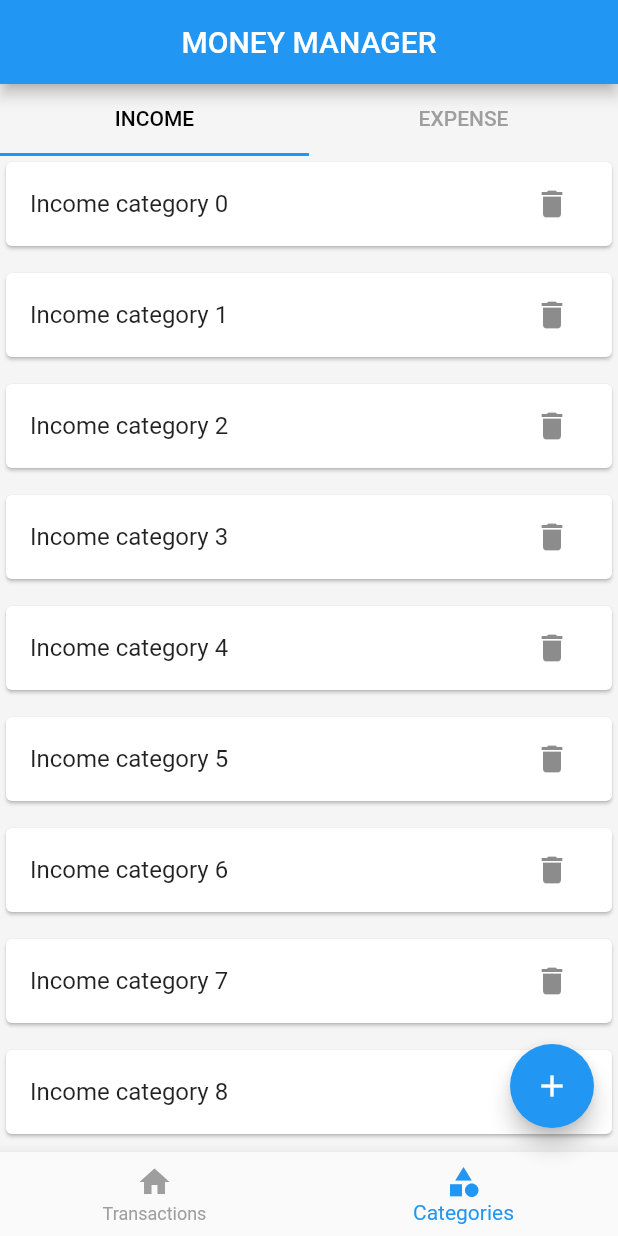
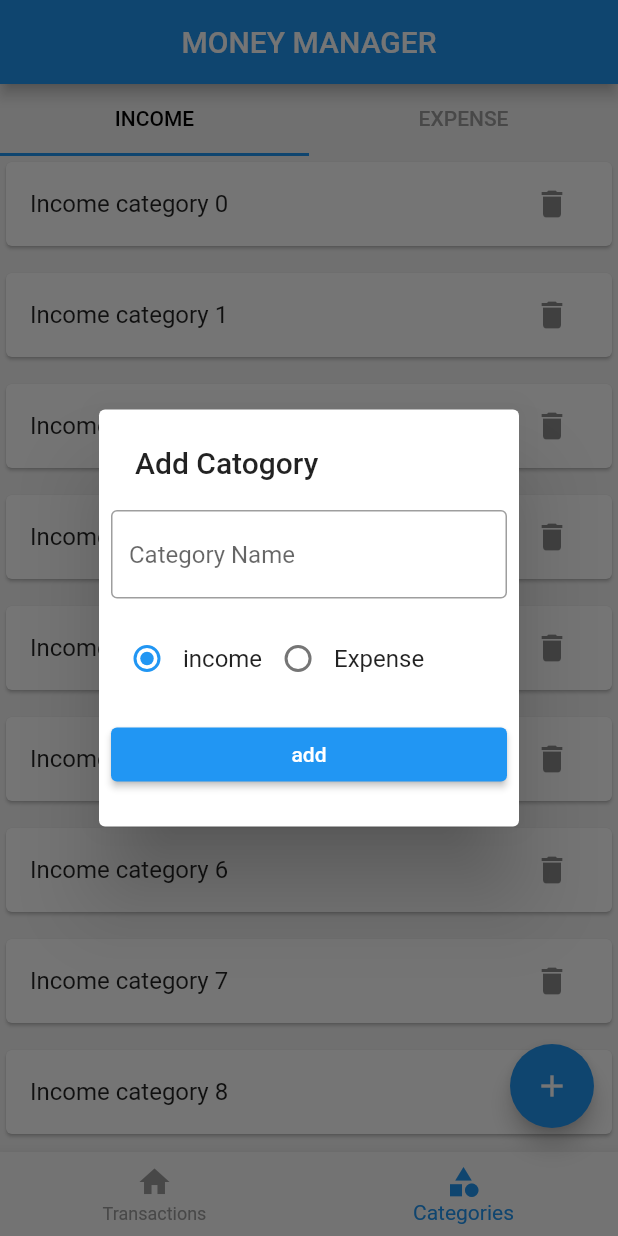
Before and after one commit to samadpr/Flutter_class_all, a Flutter app: the screen it shows after launch, item 2 of the bottom bar chosen, after a tap on the "add" icon, on a phone screen of 412 x 824 dp. Run offline on Flutter 3.47's test engine with Material 2 defaults, Android fonts, the phone set to English and light mode, and no system bars; our stand-ins replace hive, hive_flutter, shared_preferences; accounts and stored records are empty.

Commit message:
Category Add Popup fineshed

```diff
--- /dev/null
+++ b/money_manager/lib/screens/category/category_add_popup.dart
@@ -0,0 +1,87 @@
+// ignore_for_file: prefer_const_constructors
+
+import 'package:flutter/material.dart';
+import 'package:money_manager/models/category/category_model.dart';
+
+ValueNotifier<CategoryType> selectedCategoryNotifire =
+    ValueNotifier(CategoryType.income);
+
+Future<void> showCatogoryAddPopup(BuildContext context) async {
+  showDialog(
+    context: context,
+    builder: (ctx) {
+      return SimpleDialog(
+        title: Text('Add Catogory'),
+        children: [
+          Padding(
+            padding: const EdgeInsets.all(8.0),
+            child: TextFormField(
+              decoration: InputDecoration(
+                hintText: 'Category Name',
+                border: OutlineInputBorder(),
+              ),
+            ),
+          ),
+          Padding(
+            padding: const EdgeInsets.all(8.0),
+            child: Row(
+              children: [
+                RadioButton(
+                  title: 'income',
+                  type: CategoryType.income,
+                ),
+                RadioButton(
+                  title: 'Expense',
+                  type: CategoryType.expense,
+                ),
+              ],
+            ),
+          ),
+          Padding(
+            padding: const EdgeInsets.all(8.0),
+            child: ElevatedButton(
+              onPressed: () {},
+              child: Text('add'),
+            ),
+          )
+        ],
+      );
+    },
+  );
+}
+
+class RadioButton extends StatelessWidget {
+  final String title;
+  final CategoryType type;
+   RadioButton({
+    super.key,
+    required this.title,
+    required this.type,
+  });
+
+  CategoryType? _type;
+
+  @override
+  Widget build(BuildContext context) {
+    return Row(
+      children: [
+        ValueListenableBuilder(
+            valueListenable: selectedCategoryNotifire,
+            builder: (BuildContext ctx, CategoryType newCategory, Widget? _) {
+              return Radio<CategoryType>(
+                value: type,
+                groupValue: newCategory,
+                onChanged: (value) {
+                  if (value == null) {
+                    return;
+                  }
+                  selectedCategoryNotifire.value = value;
+                  selectedCategoryNotifire.notifyListeners();
+                },
+              );
+            }),
+        Text(title),
+      ],
+    );
+  }
+}
--- a/money_manager/lib/screens/home/screen_home.dart
+++ b/money_manager/lib/screens/home/screen_home.dart
@@ -1,6 +1,7 @@
 import 'package:flutter/material.dart';
 import 'package:money_manager/db/category/category_db.dart';
 import 'package:money_manager/models/category/category_model.dart';
+import 'package:money_manager/screens/category/category_add_popup.dart';
 import 'package:money_manager/screens/category/screen_category.dart';
 import 'package:money_manager/screens/home/widgets/bottom_navigation.dart';
 import 'package:money_manager/screens/transactions/screen_transaction.dart';
@@ -35,12 +36,15 @@ class ScreenHome extends StatelessWidget {
             print('add Transactions');
           } else {
             print('add category');
-            final _sample = CategoryModel(
-              id: DateTime.now().millisecondsSinceEpoch.toString(),
-              name: 'Travel',
-              type: CategoryType.expense,
-            );
-            CategoryDB().insertCategory(_sample);
+
+            showCatogoryAddPopup(context);
+
+            // final _sample = CategoryModel(
+            //   id: DateTime.now().millisecondsSinceEpoch.toString(),
+            //   name: 'Travel',
+            //   type: CategoryType.expense,
+            // );
+            // CategoryDB().insertCategory(_sample);
           }
         },
         child: Icon(Icons.add),
```
